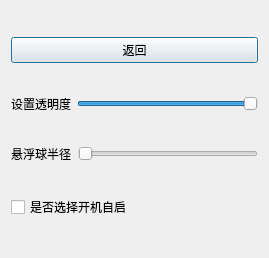
This is AppeaRemind/settingdia.ui in yzc0731/copy_from_xiang as Qt 5 draws it before an edit. The edited form follows.
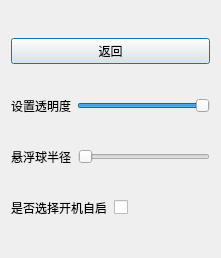
This is the edited form.

Commit message: 修改了一下settingDia的ui

```diff
--- a/AppeaRemind/settingdia.ui
+++ b/AppeaRemind/settingdia.ui
@@ -6,7 +6,7 @@
    <rect>
     <x>0</x>
     <y>0</y>
-    <width>269</width>
+    <width>221</width>
     <height>258</height>
    </rect>
   </property>
@@ -60,10 +60,10 @@
      <item>
       <widget class="QSlider" name="horizontalSlider_2">
        <property name="minimum">
-        <number>50</number>
+        <number>30</number>
        </property>
        <property name="maximum">
-        <number>99</number>
+        <number>70</number>
        </property>
        <property name="orientation">
         <enum>Qt::Horizontal</enum>
@@ -75,12 +75,19 @@
    <item row="3" column="0">
     <layout class="QHBoxLayout" name="horizontalLayout_2">
      <item>
-      <widget class="QCheckBox" name="checkBox">
+      <widget class="QLabel" name="label_2">
        <property name="text">
         <string>是否选择开机自启</string>
        </property>
       </widget>
      </item>
+     <item>
+      <widget class="QCheckBox" name="checkBox">
+       <property name="text">
+        <string/>
+       </property>
+      </widget>
+     </item>
     </layout>
    </item>
   </layout>
```
The commit also changes 2 other files.
